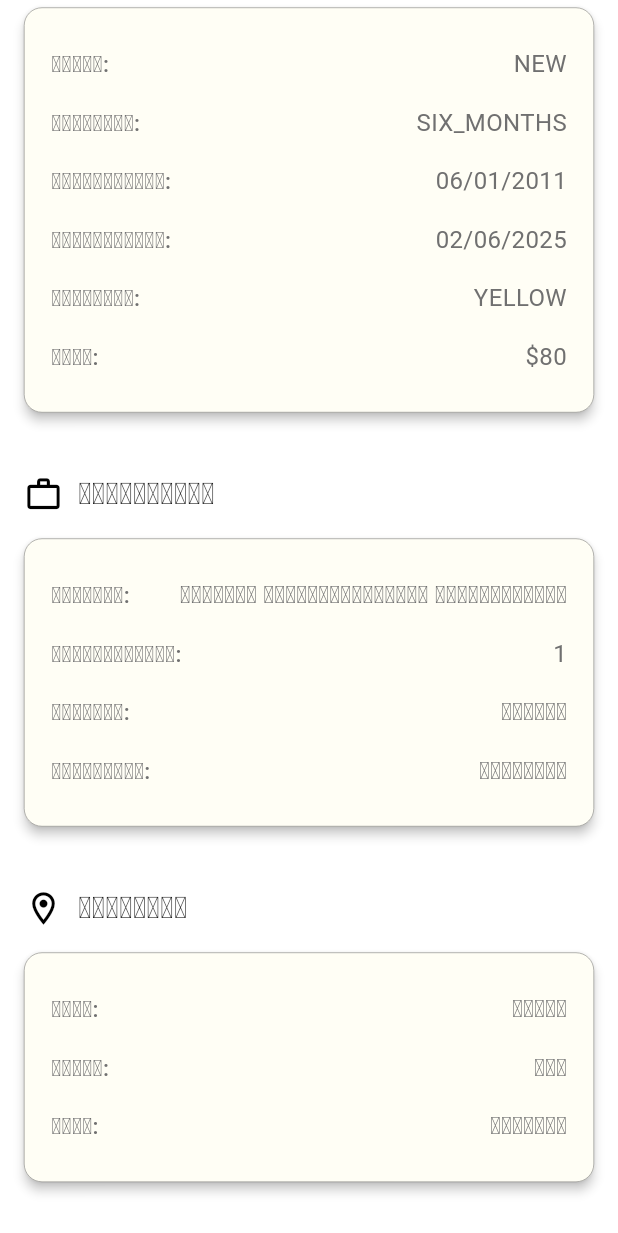
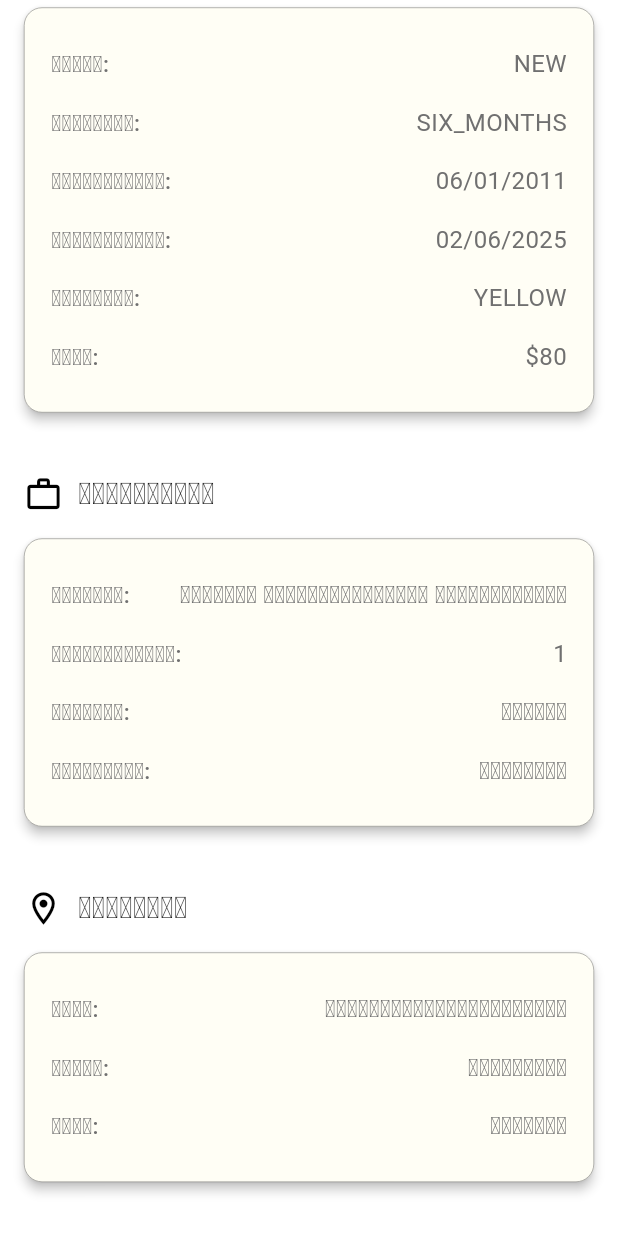
Before and after one commit to Nengxoing/StayPermitMobileApp, a Flutter app: the ProfileScreen screen opened by its route, scrolled down 1152 dp, on a phone screen of 412 x 824 dp. Shown: the top 1233 px of the screen. Run offline on Flutter 3.47's test engine with Material 3 defaults, Android fonts, the light colour scheme and no system bars; our stand-ins replace curved_navigation_bar, fluttertoast, get, get_storage, permission_handler, pie_chart; missing offline and left inert: mobile_scanner; accounts and stored records are empty.

Commit message:
Profile page completed

```diff
--- a/lib/screens/ProfileScreen.dart
+++ b/lib/screens/ProfileScreen.dart
@@ -34,8 +34,8 @@ class _ProfileScreenState extends State<ProfileScreen> {
   final String _position = 'ອະນາໄມ';
   final String _officeName = 'ເສິ້ງໄທ້';
 
-  final String _villageLao = 'ດອນໃຈ';
-  final String _districtLao = 'ຕຽງ';
+  final String _villageLao = 'ເຂດພິເສດສາມຫລ່ຽມທອງຄຳ';
+  final String _districtLao = 'ຕົ້ນເຜິ້ງ';
   final String _provinceLao = 'ບໍ່ແກ້ວ';
 
   final String _overseasProvince = 'MANDALAY';
```
